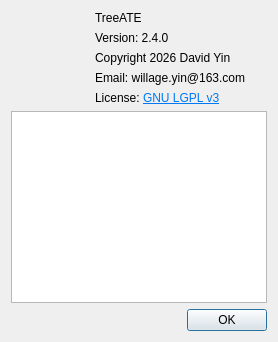
Before: the Qt Designer form Src/TreeATE/aboutdialog.ui in WilliamYinwei/TreeATE, drawn with Qt 5.
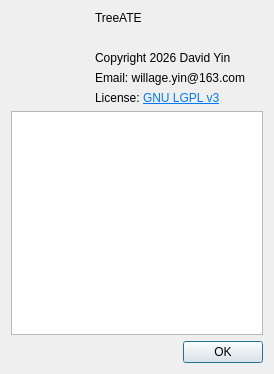
After: the same form once the commit is applied. Icons and pictures are not drawn.

The edit to the form file:
```diff
--- a/Src/TreeATE/aboutdialog.ui
+++ b/Src/TreeATE/aboutdialog.ui
@@ -16,6 +16,12 @@
     <verstretch>0</verstretch>
    </sizepolicy>
   </property>
+  <property name="minimumSize">
+   <size>
+    <width>274</width>
+    <height>374</height>
+   </size>
+  </property>
   <property name="windowTitle">
    <string>About</string>
   </property>
@@ -24,7 +30,7 @@
   </property>
   <layout class="QVBoxLayout" name="verticalLayout">
    <property name="sizeConstraint">
-    <enum>QLayout::SizeConstraint::SetFixedSize</enum>
+    <enum>QLayout::SizeConstraint::SetMinimumSize</enum>
    </property>
    <item>
     <layout class="QHBoxLayout" name="horizontalLayout">
@@ -56,10 +62,7 @@
         <number>10</number>
        </property>
        <item>
-        <widget class="QLabel" name="label_2">
-         <property name="styleSheet">
-          <string notr="true">font: 28pt &quot;Arial&quot;;</string>
-         </property>
+        <widget class="QLabel" name="AboutTitle">
          <property name="text">
           <string>TreeATE</string>
          </property>
@@ -68,7 +71,7 @@
        <item>
         <widget class="QLabel" name="label_3">
          <property name="text">
-          <string notr="true">Version: 2.4.0</string>
+          <string/>
          </property>
         </widget>
        </item>
```
